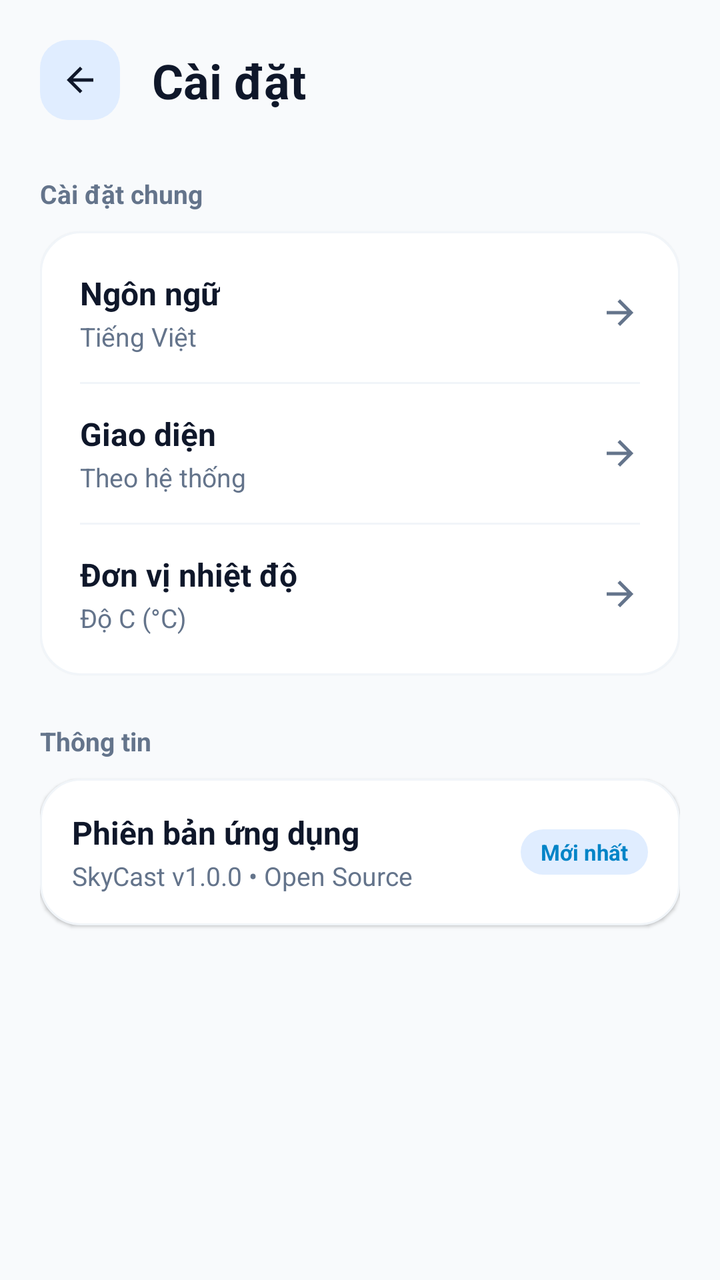
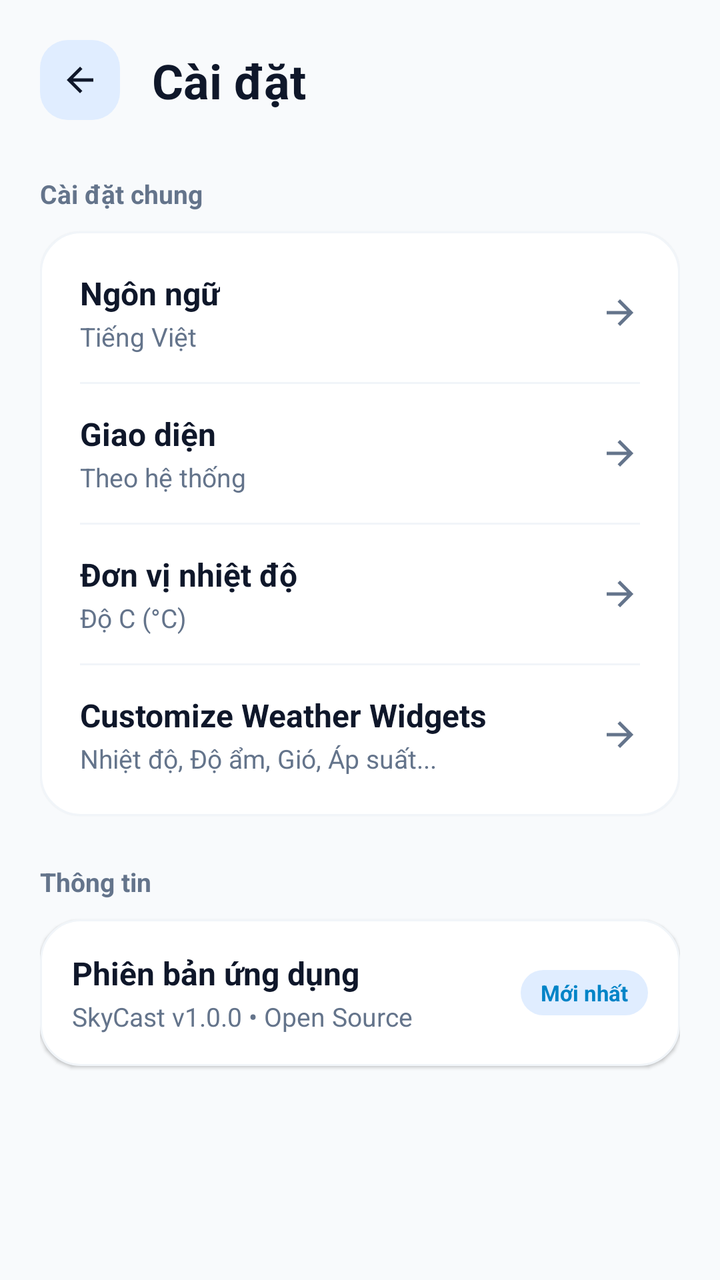

Two renders of the same Android screen: before a commit and after it. Below are the layout's source before the change and the commit's diff.
<!-- AndroidManifest.xml: application theme Theme.Weather -->
<!-- res/layout/fragment_settings.xml -->
<?xml version="1.0" encoding="utf-8"?>
<androidx.core.widget.NestedScrollView xmlns:android="http://schemas.android.com/apk/res/android"
    xmlns:app="http://schemas.android.com/apk/res-auto"
    xmlns:tools="http://schemas.android.com/tools"
    android:layout_width="match_parent"
    android:layout_height="match_parent"
    android:background="@color/home_bg"
    android:fillViewport="true"
    android:overScrollMode="never">

    <androidx.constraintlayout.widget.ConstraintLayout
        android:layout_width="match_parent"
        android:layout_height="wrap_content"
        android:padding="20dp">

        
        <ImageView
            android:id="@+id/btnBack"
            android:layout_width="40dp"
            android:layout_height="40dp"
            android:background="@drawable/bg_badge_rounded"
            android:contentDescription="Quay lại"
            android:padding="10dp"
            android:src="@drawable/ic_arrow_back"
            app:layout_constraintStart_toStartOf="parent"
            app:layout_constraintTop_toTopOf="parent"
            app:tint="@color/card_title" />

        <TextView
            android:id="@+id/tvSettingsTitle"
            android:layout_width="0dp"
            android:layout_height="wrap_content"
            android:layout_marginStart="16dp"
            android:text="Cài đặt"
            android:textColor="@color/card_title"
            android:textSize="24sp"
            android:textStyle="bold"
            app:layout_constraintBottom_toBottomOf="@id/btnBack"
            app:layout_constraintEnd_toEndOf="parent"
            app:layout_constraintStart_toEndOf="@id/btnBack"
            app:layout_constraintTop_toTopOf="@id/btnBack" />

        
        <TextView
            android:id="@+id/tvGeneralSectionTitle"
            android:layout_width="wrap_content"
            android:layout_height="wrap_content"
            android:layout_marginTop="28dp"
            android:text="Cài đặt chung"
            android:textColor="@color/brand_section_title"
            android:textSize="13sp"
            android:textStyle="bold"
            app:layout_constraintStart_toStartOf="parent"
            app:layout_constraintTop_toBottomOf="@id/btnBack" />

        <androidx.constraintlayout.widget.ConstraintLayout
            android:id="@+id/cardGeneralSettings"
            android:layout_width="match_parent"
            android:layout_height="wrap_content"
            android:layout_marginTop="10dp"
            android:background="@drawable/bg_card_white"
            android:elevation="1dp"
            android:padding="6dp"
            app:layout_constraintTop_toBottomOf="@id/tvGeneralSectionTitle">

            
            <LinearLayout
                android:id="@+id/layoutLanguage"
                android:layout_width="match_parent"
                android:layout_height="wrap_content"
                android:background="?attr/selectableItemBackground"
                android:clickable="true"
                android:focusable="true"
                android:gravity="center_vertical"
                android:orientation="horizontal"
                android:paddingHorizontal="14dp"
                android:paddingVertical="14dp"
                app:layout_constraintTop_toTopOf="parent">

                <LinearLayout
                    android:layout_width="0dp"
                    android:layout_height="wrap_content"
                    android:layout_weight="1"
                    android:orientation="vertical">

                    <TextView
                        android:layout_width="wrap_content"
                        android:layout_height="wrap_content"
                        android:text="Ngôn ngữ"
                        android:textColor="@color/card_title"
                        android:textSize="16sp"
                        android:textStyle="bold" />

                    <TextView
                        android:id="@+id/tvLanguageValue"
                        android:layout_width="wrap_content"
                        android:layout_height="wrap_content"
                        android:layout_marginTop="2dp"
                        android:text="Tiếng Việt"
                        android:textColor="@color/card_desc"
                        android:textSize="13sp" />
                </LinearLayout>

                <ImageView
                    android:layout_width="20dp"
                    android:layout_height="20dp"
                    android:src="@drawable/ic_arrow_forward"
                    app:tint="@color/brand_section_title" />
            </LinearLayout>

            <View
                android:id="@+id/divider1"
                android:layout_width="match_parent"
                android:layout_height="1dp"
                android:layout_marginHorizontal="14dp"
                android:background="@color/card_border"
                app:layout_constraintTop_toBottomOf="@id/layoutLanguage" />

            
            <LinearLayout
                android:id="@+id/layoutTheme"
                android:layout_width="match_parent"
                android:layout_height="wrap_content"
                android:background="?attr/selectableItemBackground"
                android:clickable="true"
                android:focusable="true"
                android:gravity="center_vertical"
                android:orientation="horizontal"
                android:paddingHorizontal="14dp"
                android:paddingVertical="14dp"
                app:layout_constraintTop_toBottomOf="@id/divider1">

                <LinearLayout
                    android:layout_width="0dp"
                    android:layout_height="wrap_content"
                    android:layout_weight="1"
                    android:orientation="vertical">

                    <TextView
                        android:layout_width="wrap_content"
                        android:layout_height="wrap_content"
                        android:text="Giao diện"
                        android:textColor="@color/card_title"
                        android:textSize="16sp"
                        android:textStyle="bold" />

                    <TextView
                        android:id="@+id/tvThemeValue"
                        android:layout_width="wrap_content"
                        android:layout_height="wrap_content"
                        android:layout_marginTop="2dp"
                        android:text="Theo hệ thống"
                        android:textColor="@color/card_desc"
                        android:textSize="13sp" />
                </LinearLayout>

                <ImageView
                    android:layout_width="20dp"
                    android:layout_height="20dp"
                    android:src="@drawable/ic_arrow_forward"
                    app:tint="@color/brand_section_title" />
            </LinearLayout>

            <View
                android:id="@+id/divider2"
                android:layout_width="match_parent"
                android:layout_height="1dp"
                android:layout_marginHorizontal="14dp"
                android:background="@color/card_border"
                app:layout_constraintTop_toBottomOf="@id/layoutTheme" />

            
            <LinearLayout
                android:id="@+id/layoutUnit"
                android:layout_width="match_parent"
                android:layout_height="wrap_content"
                android:background="?attr/selectableItemBackground"
                android:clickable="true"
                android:focusable="true"
                android:gravity="center_vertical"
                android:orientation="horizontal"
                android:paddingHorizontal="14dp"
                android:paddingVertical="14dp"
                app:layout_constraintTop_toBottomOf="@id/divider2">

                <LinearLayout
                    android:layout_width="0dp"
                    android:layout_height="wrap_content"
                    android:layout_weight="1"
                    android:orientation="vertical">

                    <TextView
                        android:layout_width="wrap_content"
                        android:layout_height="wrap_content"
                        android:text="Đơn vị nhiệt độ"
                        android:textColor="@color/card_title"
                        android:textSize="16sp"
                        android:textStyle="bold" />

                    <TextView
                        android:id="@+id/tvUnitValue"
                        android:layout_width="wrap_content"
                        android:layout_height="wrap_content"
                        android:layout_marginTop="2dp"
                        android:text="Độ C (°C)"
                        android:textColor="@color/card_desc"
                        android:textSize="13sp" />
                </LinearLayout>

                <ImageView
                    android:layout_width="20dp"
                    android:layout_height="20dp"
                    android:src="@drawable/ic_arrow_forward"
                    app:tint="@color/brand_section_title" />
            </LinearLayout>

        </androidx.constraintlayout.widget.ConstraintLayout>

        
        <TextView
            android:id="@+id/tvAboutSectionTitle"
            android:layout_width="wrap_content"
            android:layout_height="wrap_content"
            android:layout_marginTop="24dp"
            android:text="Thông tin"
            android:textColor="@color/brand_section_title"
            android:textSize="13sp"
            android:textStyle="bold"
            app:layout_constraintStart_toStartOf="parent"
            app:layout_constraintTop_toBottomOf="@id/cardGeneralSettings" />

        <androidx.constraintlayout.widget.ConstraintLayout
            android:id="@+id/cardAbout"
            android:layout_width="match_parent"
            android:layout_height="wrap_content"
            android:layout_marginTop="10dp"
            android:background="@drawable/bg_card_white"
            android:elevation="1dp"
            android:padding="16dp"
            app:layout_constraintTop_toBottomOf="@id/tvAboutSectionTitle">

            <LinearLayout
                android:layout_width="match_parent"
                android:layout_height="wrap_content"
                android:gravity="center_vertical"
                android:orientation="horizontal"
                app:layout_constraintTop_toTopOf="parent">

                <LinearLayout
                    android:layout_width="0dp"
                    android:layout_height="wrap_content"
                    android:layout_weight="1"
                    android:orientation="vertical">

                    <TextView
                        android:layout_width="wrap_content"
                        android:layout_height="wrap_content"
                        android:text="Phiên bản ứng dụng"
                        android:textColor="@color/card_title"
                        android:textSize="16sp"
                        android:textStyle="bold" />

                    <TextView
                        android:id="@+id/tvAppVersion"
                        android:layout_width="wrap_content"
                        android:layout_height="wrap_content"
                        android:layout_marginTop="2dp"
                        android:text="SkyCast v1.0.0 • Open Source"
                        android:textColor="@color/card_desc"
                        android:textSize="13sp" />
                </LinearLayout>

                <TextView
                    android:layout_width="wrap_content"
                    android:layout_height="wrap_content"
                    android:background="@drawable/bg_pill_tag"
                    android:backgroundTint="@color/badge_blue_bg"
                    android:paddingHorizontal="10dp"
                    android:paddingVertical="4dp"
                    android:text="Mới nhất"
                    android:textColor="@color/stat_primary"
                    android:textSize="11sp"
                    android:textStyle="bold" />
            </LinearLayout>
        </androidx.constraintlayout.widget.ConstraintLayout>

    </androidx.constraintlayout.widget.ConstraintLayout>
</androidx.core.widget.NestedScrollView>
<!-- resources referenced by this layout -->
<resources>
  <color name="badge_blue_bg">#E0EDFF</color>
  <color name="brand_section_title">#64748B</color>
  <color name="card_border">#F1F5F9</color>
  <color name="card_desc">#64748B</color>
  <color name="card_title">#0F172A</color>
  <color name="home_bg">#F8FAFC</color>
  <color name="stat_primary">#0284C7</color>
  <!-- drawable bg_badge_rounded (drawable) -->
  <?xml version="1.0" encoding="utf-8"?>
  <shape xmlns:android="http://schemas.android.com/apk/res/android"
      android:shape="rectangle">
      <corners android:radius="14dp" />
      <solid android:color="@color/badge_blue_bg" />
  </shape>
  <!-- drawable bg_card_white (drawable) -->
  <shape xmlns:android="http://schemas.android.com/apk/res/android"
      android:shape="rectangle">
      <corners android:radius="20dp" />
      <solid android:color="@color/white" />
      <stroke
          android:width="1dp"
          android:color="@color/card_border" />
  </shape>
  <!-- drawable bg_pill_tag (drawable) -->
  <?xml version="1.0" encoding="utf-8"?>
  <shape xmlns:android="http://schemas.android.com/apk/res/android"
      android:shape="rectangle">
      <corners android:radius="100dp" />
      <solid android:color="@color/tag_gray_bg" />
  </shape>
  <!-- drawable ic_arrow_back (drawable) -->
  <vector xmlns:android="http://schemas.android.com/apk/res/android"
      android:width="24dp"
      android:height="24dp"
      android:viewportWidth="24"
      android:viewportHeight="24">
      <path
          android:fillColor="@color/card_title"
          android:pathData="M20,11H7.83l5.59,-5.59L12,4l-8,8l8,8l1.41,-1.41L7.83,13H20v-2z"/>
  </vector>
  <!-- drawable ic_arrow_forward (drawable) -->
  <vector xmlns:android="http://schemas.android.com/apk/res/android"
      android:width="24dp"
      android:height="24dp"
      android:viewportWidth="24"
      android:viewportHeight="24"
      android:tint="?attr/colorControlNormal">
      <path
          android:fillColor="@android:color/white"
          android:pathData="M12,4l-1.41,1.41L16.17,11H4v2h12.17l-5.58,5.59L12,20l8,-8z"/>
  </vector>
  <style name="Theme.Weather" parent="Base.Theme.Weather" />
  <color name="white">#FFFFFFFF</color>
  <color name="tag_gray_bg">#E2E8F0</color>
  <style name="Base.Theme.Weather" parent="Theme.Material3.DayNight.NoActionBar">
          
          
      </style>
</resources>

<!-- the commit's change to res/layout/fragment_settings.xml (unified diff, before → after) -->
@@ -214,6 +214,59 @@
                     app:tint="@color/brand_section_title" />
             </LinearLayout>
 
+            <View
+                android:id="@+id/divider3"
+                android:layout_width="match_parent"
+                android:layout_height="1dp"
+                android:layout_marginHorizontal="14dp"
+                android:background="@color/card_border"
+                app:layout_constraintTop_toBottomOf="@id/layoutUnit" />
+
+            
+            <LinearLayout
+                android:id="@+id/layoutWeatherWidgets"
+                android:layout_width="match_parent"
+                android:layout_height="wrap_content"
+                android:background="?attr/selectableItemBackground"
+                android:clickable="true"
+                android:focusable="true"
+                android:gravity="center_vertical"
+                android:orientation="horizontal"
+                android:paddingHorizontal="14dp"
+                android:paddingVertical="14dp"
+                app:layout_constraintTop_toBottomOf="@id/divider3">
+
+                <LinearLayout
+                    android:layout_width="0dp"
+                    android:layout_height="wrap_content"
+                    android:layout_weight="1"
+                    android:orientation="vertical">
+
+                    <TextView
+                        android:layout_width="wrap_content"
+                        android:layout_height="wrap_content"
+                        android:text="@string/settings_weather_setup"
+                        android:textColor="@color/card_title"
+                        android:textSize="16sp"
+                        android:textStyle="bold" />
+
+                    <TextView
+                        android:id="@+id/tvWeatherWidgetsValue"
+                        android:layout_width="wrap_content"
+                        android:layout_height="wrap_content"
+                        android:layout_marginTop="2dp"
+                        android:text="Nhiệt độ, Độ ẩm, Gió, Áp suất..."
+                        android:textColor="@color/card_desc"
+                        android:textSize="13sp" />
+                </LinearLayout>
+
+                <ImageView
+                    android:layout_width="20dp"
+                    android:layout_height="20dp"
+                    android:src="@drawable/ic_arrow_forward"
+                    app:tint="@color/brand_section_title" />
+            </LinearLayout>
+
         </androidx.constraintlayout.widget.ConstraintLayout>
 
         
<!-- resource entries referenced after the edit -->
@@ -51,6 +51,7 @@
           android:fillColor="@android:color/white"
           android:pathData="M12,4l-1.41,1.41L16.17,11H4v2h12.17l-5.58,5.59L12,20l8,-8z"/>
   </vector>
+  <string name="settings_weather_setup">Customize Weather Widgets</string>
   <style name="Theme.Weather" parent="Base.Theme.Weather" />
   <color name="white">#FFFFFFFF</color>
   <color name="tag_gray_bg">#E2E8F0</color>
